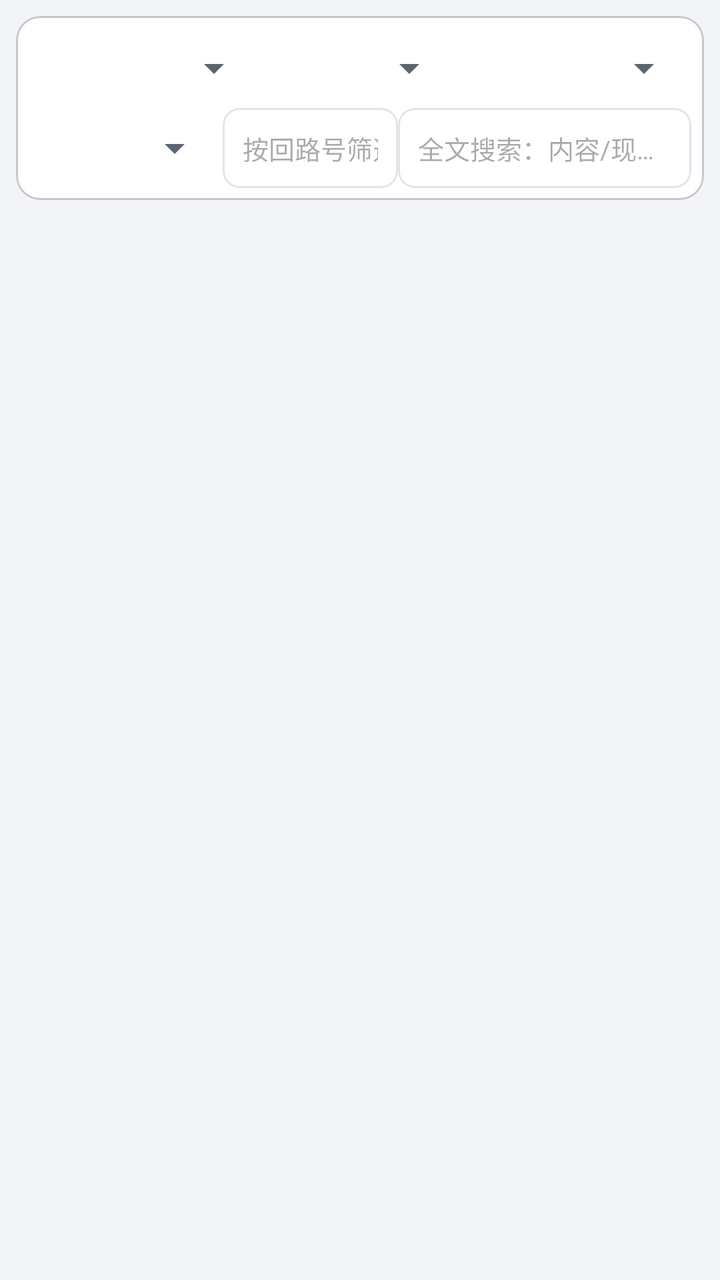
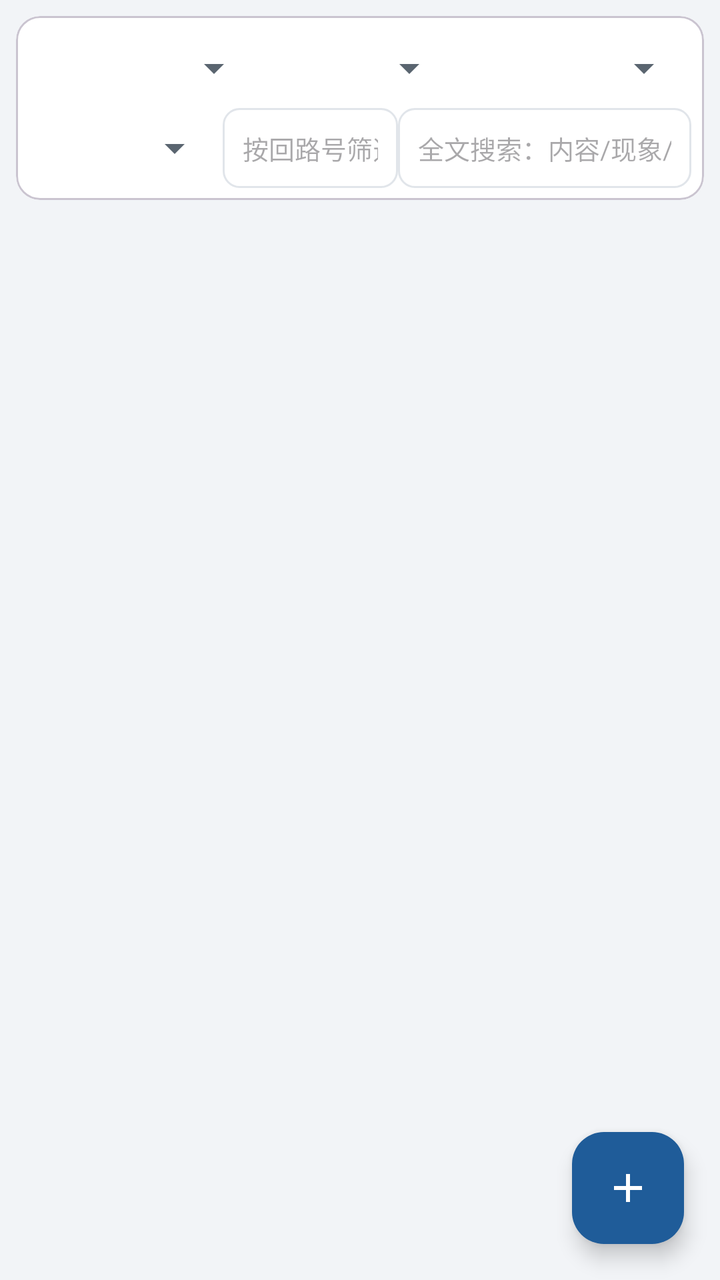

Compare the two renders of this Android layout. The source of the first and the diff that turns it into the second are given below.
<!-- AndroidManifest.xml: application theme Theme.App -->
<!-- res/layout/fragment_log_list.xml -->
<?xml version="1.0" encoding="utf-8"?>
<LinearLayout xmlns:android="http://schemas.android.com/apk/res/android"
    android:layout_width="match_parent"
    android:layout_height="match_parent"
    android:orientation="vertical">

    <com.google.android.material.card.MaterialCardView
        android:layout_width="match_parent"
        android:layout_height="wrap_content"
        android:layout_marginStart="8dp"
        android:layout_marginTop="8dp"
        android:layout_marginEnd="8dp">

        <LinearLayout
            android:layout_width="match_parent"
            android:layout_height="wrap_content"
            android:orientation="vertical"
            android:padding="6dp">

            <LinearLayout
                android:layout_width="match_parent"
                android:layout_height="wrap_content"
                android:orientation="horizontal">

                <Spinner
                    android:id="@+id/sp_project"
                    android:layout_width="0dp"
                    android:layout_height="40dp"
                    android:layout_weight="1.2" />

                <Spinner
                    android:id="@+id/sp_type"
                    android:layout_width="0dp"
                    android:layout_height="40dp"
                    android:layout_weight="1" />

                <Spinner
                    android:id="@+id/sp_instance"
                    android:layout_width="0dp"
                    android:layout_height="40dp"
                    android:layout_weight="1.2" />
            </LinearLayout>

            <LinearLayout
                android:layout_width="match_parent"
                android:layout_height="wrap_content"
                android:orientation="horizontal">

                <Spinner
                    android:id="@+id/sp_status"
                    android:layout_width="0dp"
                    android:layout_height="40dp"
                    android:layout_weight="1" />

                <EditText
                    android:id="@+id/et_circuit_filter"
                    style="@style/FormInput"
                    android:layout_width="0dp"
                    android:layout_height="40dp"
                    android:layout_weight="0.9"
                    android:background="@drawable/bg_input"
                    android:hint="@string/hint_circuit_filter"
                    android:inputType="text"
                    android:textSize="13sp" />

                <EditText
                    android:id="@+id/et_text_search"
                    style="@style/FormInput"
                    android:layout_width="0dp"
                    android:layout_height="40dp"
                    android:layout_weight="1.5"
                    android:background="@drawable/bg_input"
                    android:ellipsize="end"
                    android:hint="@string/hint_text_search"
                    android:inputType="text"
                    android:singleLine="true"
                    android:textSize="13sp" />
            </LinearLayout>
        </LinearLayout>
    </com.google.android.material.card.MaterialCardView>

    <FrameLayout
        android:layout_width="match_parent"
        android:layout_height="0dp"
        android:layout_weight="1">

        <androidx.recyclerview.widget.RecyclerView
            android:id="@+id/rv_logs"
            android:layout_width="match_parent"
            android:layout_height="match_parent"
            android:clipToPadding="false"
            android:paddingBottom="80dp" />

        <TextView
            android:id="@+id/tv_empty"
            android:layout_width="wrap_content"
            android:layout_height="wrap_content"
            android:layout_gravity="center"
            android:gravity="center"
            android:text="@string/empty_logs"
            android:textColor="@color/text_secondary"
            android:textSize="15sp"
            android:visibility="gone" />
    </FrameLayout>
</LinearLayout>
<!-- resources referenced by this layout -->
<resources>
  <color name="text_secondary">#5A6570</color>
  <!-- drawable bg_input (drawable) -->
  <?xml version="1.0" encoding="utf-8"?>
  <shape xmlns:android="http://schemas.android.com/apk/res/android" android:shape="rectangle">
      <solid android:color="@color/surface" />
      <corners android:radius="8dp" />
      <stroke android:width="1dp" android:color="@color/divider" />
  </shape>
  <string name="empty_logs">暂无调试日志\n点击右下角 ＋ 新建</string>
  <string name="hint_circuit_filter">按回路号筛选</string>
  <string name="hint_text_search">全文搜索：内容/现象/解决方法/备注…</string>
  <style name="FormInput">
          <item name="android:layout_width">match_parent</item>
          <item name="android:layout_height">wrap_content</item>
          <item name="android:background">@drawable/bg_input</item>
          <item name="android:paddingStart">10dp</item>
          <item name="android:paddingEnd">10dp</item>
          <item name="android:paddingTop">10dp</item>
          <item name="android:paddingBottom">10dp</item>
          <item name="android:textSize">14sp</item>
      </style>
  <style name="Theme.App" parent="Theme.Material3.Light.NoActionBar">
          <item name="colorPrimary">@color/primary</item>
          <item name="colorOnPrimary">@color/on_primary</item>
          <item name="colorPrimaryContainer">@color/primary_container</item>
          <item name="colorOnPrimaryContainer">@color/on_primary_container</item>
          <item name="colorSecondary">@color/secondary</item>
          <item name="android:colorBackground">@color/bg</item>
          <item name="colorSurface">@color/surface</item>
          <item name="colorOnSurface">@color/on_surface</item>
          <item name="colorError">@color/danger</item>
          <item name="android:statusBarColor">@color/primary_dark</item>
          <item name="android:textColorSecondary">@color/text_secondary</item>
          <item name="android:divider">@color/divider</item>
      </style>
  <color name="surface">#FFFFFF</color>
  <color name="divider">#E1E5EA</color>
  <color name="primary">#1F5C99</color>
  <color name="on_primary">#FFFFFF</color>
  <color name="primary_container">#D9E6F5</color>
  <color name="on_primary_container">#0B3055</color>
  <color name="secondary">#45607F</color>
  <color name="bg">#F2F4F7</color>
  <color name="on_surface">#1B1F24</color>
  <color name="danger">#B3261E</color>
  <color name="primary_dark">#17456F</color>
</resources>

<!-- the commit's change to res/layout/fragment_log_list.xml (unified diff, before → after) -->
@@ -1,105 +1,120 @@
 <?xml version="1.0" encoding="utf-8"?>
-<LinearLayout xmlns:android="http://schemas.android.com/apk/res/android"
+<FrameLayout xmlns:android="http://schemas.android.com/apk/res/android"
+    xmlns:app="http://schemas.android.com/apk/res-auto"
     android:layout_width="match_parent"
-    android:layout_height="match_parent"
-    android:orientation="vertical">
+    android:layout_height="match_parent">
 
-    <com.google.android.material.card.MaterialCardView
+    <LinearLayout
         android:layout_width="match_parent"
-        android:layout_height="wrap_content"
-        android:layout_marginStart="8dp"
-        android:layout_marginTop="8dp"
-        android:layout_marginEnd="8dp">
+        android:layout_height="match_parent"
+        android:orientation="vertical">
 
-        <LinearLayout
+        <com.google.android.material.card.MaterialCardView
             android:layout_width="match_parent"
             android:layout_height="wrap_content"
-            android:orientation="vertical"
-            android:padding="6dp">
+            android:layout_marginStart="8dp"
+            android:layout_marginTop="8dp"
+            android:layout_marginEnd="8dp">
 
             <LinearLayout
                 android:layout_width="match_parent"
                 android:layout_height="wrap_content"
-                android:orientation="horizontal">
+                android:orientation="vertical"
+                android:padding="6dp">
 
-                <Spinner
-                    android:id="@+id/sp_project"
-                    android:layout_width="0dp"
-                    android:layout_height="40dp"
-                    android:layout_weight="1.2" />
+                <LinearLayout
+                    android:layout_width="match_parent"
+                    android:layout_height="wrap_content"
+                    android:orientation="horizontal">
 
-                <Spinner
-                    android:id="@+id/sp_type"
-                    android:layout_width="0dp"
-                    android:layout_height="40dp"
-                    android:layout_weight="1" />
+                    <Spinner
+                        android:id="@+id/sp_project"
+                        android:layout_width="0dp"
+                        android:layout_height="40dp"
+                        android:layout_weight="1.2" />
 
-                <Spinner
-                    android:id="@+id/sp_instance"
-                    android:layout_width="0dp"
-                    android:layout_height="40dp"
-                    android:layout_weight="1.2" />
+                    <Spinner
+                        android:id="@+id/sp_type"
+                        android:layout_width="0dp"
+                        android:layout_height="40dp"
+                        android:layout_weight="1" />
+
+                    <Spinner
+                        android:id="@+id/sp_instance"
+                        android:layout_width="0dp"
+                        android:layout_height="40dp"
+                        android:layout_weight="1.2" />
+                </LinearLayout>
+
+                <LinearLayout
+                    android:layout_width="match_parent"
+                    android:layout_height="wrap_content"
+                    android:orientation="horizontal">
+
+                    <Spinner
+                        android:id="@+id/sp_status"
+                        android:layout_width="0dp"
+                        android:layout_height="40dp"
+                        android:layout_weight="1" />
+
+                    <EditText
+                        android:id="@+id/et_circuit_filter"
+                        style="@style/FormInput"
+                        android:layout_width="0dp"
+                        android:layout_height="40dp"
+                        android:layout_weight="0.9"
+                        android:hint="@string/hint_circuit_filter"
+                        android:inputType="text"
+                        android:singleLine="true"
+                        android:textSize="13sp" />
+
+                    <EditText
+                        android:id="@+id/et_text_search"
+                        style="@style/FormInput"
+                        android:layout_width="0dp"
+                        android:layout_height="40dp"
+                        android:layout_weight="1.5"
+                        android:hint="@string/hint_text_search"
+                        android:inputType="text"
+                        android:singleLine="true"
+                        android:textSize="13sp" />
+                </LinearLayout>
             </LinearLayout>
+        </com.google.android.material.card.MaterialCardView>
 
-            <LinearLayout
+        <FrameLayout
+            android:layout_width="match_parent"
+            android:layout_height="0dp"
+            android:layout_weight="1">
+
+            <androidx.recyclerview.widget.RecyclerView
+                android:id="@+id/rv_logs"
                 android:layout_width="match_parent"
+                android:layout_height="match_parent"
+                android:clipToPadding="false"
+                android:paddingBottom="80dp" />
+
+            <TextView
+                android:id="@+id/tv_empty"
+                android:layout_width="wrap_content"
                 android:layout_height="wrap_content"
-                android:orientation="horizontal">
+                android:layout_gravity="center"
+                android:gravity="center"
+                android:text="@string/empty_logs"
+                android:textColor="@color/text_secondary"
+                android:textSize="15sp"
+                android:visibility="gone" />
+        </FrameLayout>
+    </LinearLayout>
 
-                <Spinner
-                    android:id="@+id/sp_status"
-                    android:layout_width="0dp"
-                    android:layout_height="40dp"
-                    android:layout_weight="1" />
-
-                <EditText
-                    android:id="@+id/et_circuit_filter"
-                    style="@style/FormInput"
-                    android:layout_width="0dp"
-                    android:layout_height="40dp"
-                    android:layout_weight="0.9"
-                    android:background="@drawable/bg_input"
-                    android:hint="@string/hint_circuit_filter"
-                    android:inputType="text"
-                    android:textSize="13sp" />
-
-                <EditText
-                    android:id="@+id/et_text_search"
-                    style="@style/FormInput"
-                    android:layout_width="0dp"
-                    android:layout_height="40dp"
-                    android:layout_weight="1.5"
-                    android:background="@drawable/bg_input"
-                    android:ellipsize="end"
-                    android:hint="@string/hint_text_search"
-                    android:inputType="text"
-                    android:singleLine="true"
-                    android:textSize="13sp" />
-            </LinearLayout>
-        </LinearLayout>
-    </com.google.android.material.card.MaterialCardView>
-
-    <FrameLayout
-        android:layout_width="match_parent"
-        android:layout_height="0dp"
-        android:layout_weight="1">
-
-        <androidx.recyclerview.widget.RecyclerView
-            android:id="@+id/rv_logs"
-            android:layout_width="match_parent"
-            android:layout_height="match_parent"
-            android:clipToPadding="false"
-            android:paddingBottom="80dp" />
-
-        <TextView
-            android:id="@+id/tv_empty"
-            android:layout_width="wrap_content"
-            android:layout_height="wrap_content"
-            android:layout_gravity="center"
-            android:gravity="center"
-            android:text="@string/empty_logs"
-            android:textColor="@color/text_secondary"
-            android:textSize="15sp"
-            android:visibility="gone" />
-    </FrameLayout>
-</LinearLayout>
+    <com.google.android.material.floatingactionbutton.FloatingActionButton
+        android:id="@+id/fab_new_log"
+        android:layout_width="wrap_content"
+        android:layout_height="wrap_content"
+        android:layout_gravity="bottom|end"
+        android:layout_margin="18dp"
+        android:contentDescription="@string/log_new_title"
+        android:src="@drawable/ic_add"
+        app:backgroundTint="@color/primary"
+        app:tint="@color/on_primary" />
+</FrameLayout>
<!-- resource entries referenced after the edit -->
@@ -1,16 +1,21 @@
 <!-- resources referenced by this layout -->
 <resources>
+  <color name="on_primary">#FFFFFF</color>
+  <color name="primary">#1F5C99</color>
   <color name="text_secondary">#5A6570</color>
-  <!-- drawable bg_input (drawable) -->
+  <!-- drawable ic_add (drawable) -->
   <?xml version="1.0" encoding="utf-8"?>
-  <shape xmlns:android="http://schemas.android.com/apk/res/android" android:shape="rectangle">
-      <solid android:color="@color/surface" />
-      <corners android:radius="8dp" />
-      <stroke android:width="1dp" android:color="@color/divider" />
-  </shape>
+  <vector xmlns:android="http://schemas.android.com/apk/res/android"
+      android:width="24dp" android:height="24dp"
+      android:viewportWidth="24" android:viewportHeight="24"
+      android:tint="@color/on_primary">
+      <path android:fillColor="@android:color/white"
+          android:pathData="M19,13h-6v6h-2v-6L5,13v-2h6L11,5h2v6h6z" />
+  </vector>
   <string name="empty_logs">暂无调试日志\n点击右下角 ＋ 新建</string>
   <string name="hint_circuit_filter">按回路号筛选</string>
   <string name="hint_text_search">全文搜索：内容/现象/解决方法/备注…</string>
+  <string name="log_new_title">新建调试日志</string>
   <style name="FormInput">
           <item name="android:layout_width">match_parent</item>
           <item name="android:layout_height">wrap_content</item>
@@ -35,16 +40,21 @@
           <item name="android:textColorSecondary">@color/text_secondary</item>
           <item name="android:divider">@color/divider</item>
       </style>
-  <color name="surface">#FFFFFF</color>
-  <color name="divider">#E1E5EA</color>
-  <color name="primary">#1F5C99</color>
-  <color name="on_primary">#FFFFFF</color>
+  <!-- drawable bg_input (drawable) -->
+  <?xml version="1.0" encoding="utf-8"?>
+  <shape xmlns:android="http://schemas.android.com/apk/res/android" android:shape="rectangle">
+      <solid android:color="@color/surface" />
+      <corners android:radius="8dp" />
+      <stroke android:width="1dp" android:color="@color/divider" />
+  </shape>
   <color name="primary_container">#D9E6F5</color>
   <color name="on_primary_container">#0B3055</color>
   <color name="secondary">#45607F</color>
   <color name="bg">#F2F4F7</color>
+  <color name="surface">#FFFFFF</color>
   <color name="on_surface">#1B1F24</color>
   <color name="danger">#B3261E</color>
   <color name="primary_dark">#17456F</color>
+  <color name="divider">#E1E5EA</color>
 </resources>
 
